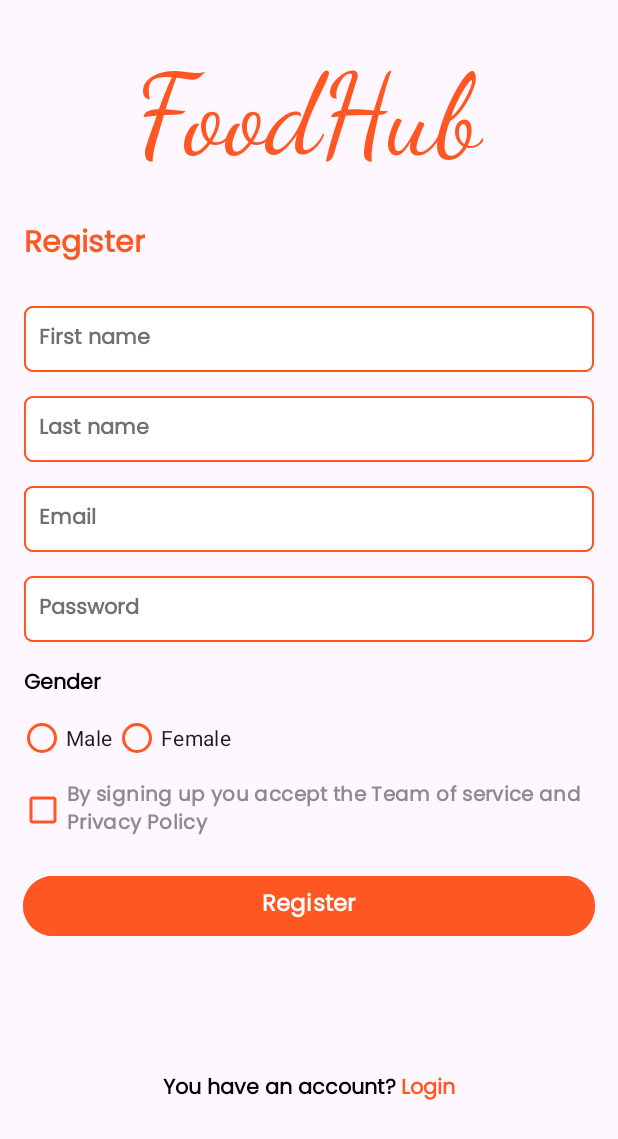
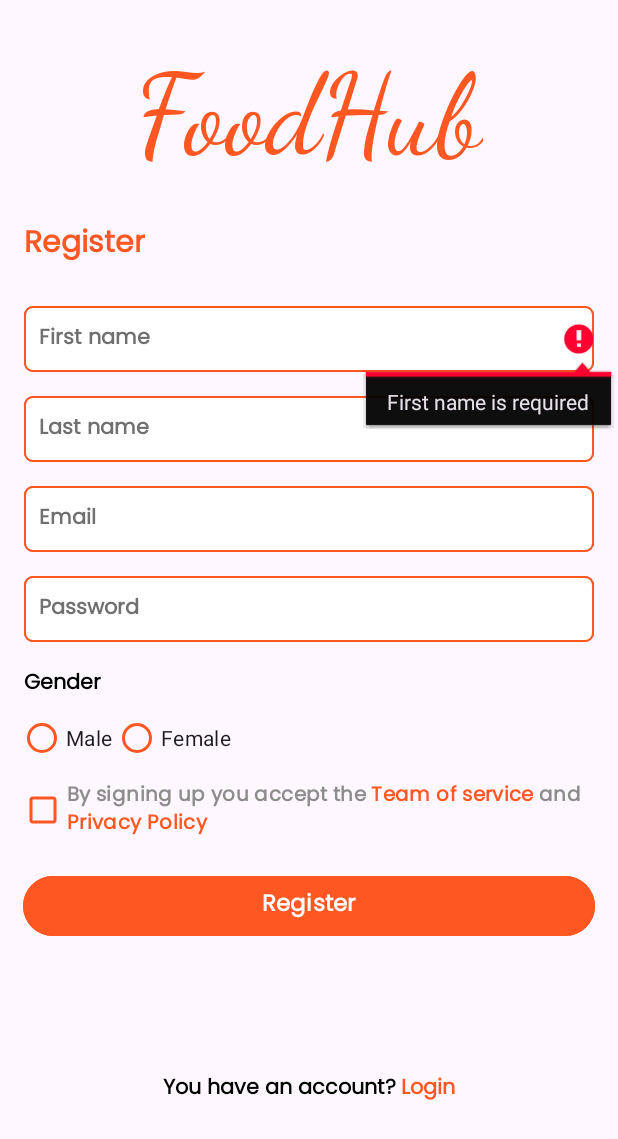
Before and after one commit to marinzilic7/FoodHub---RestaurantApp, an Android app: the RegisterActivity screen opened directly, with no data from a screen before it, after a tap on "Register", on a phone screen of 412 x 824 dp. Shown: the top 1139 px of the screen. Run offline under Robolectric (Android 15) with nearby library versions, the phone set to English and light mode, and no system bars; our stand-ins replace Firebase (no records; nobody signed in at launch, a user with empty details on screens opened directly).

Commit message:
odrađena registracija korisnika

```diff
--- a/app/src/main/java/com/example/foodhub/RegisterActivity.java
+++ b/app/src/main/java/com/example/foodhub/RegisterActivity.java
@@ -1,13 +1,150 @@
 package com.example.foodhub;
-
-import android.os.Bundle;
 
 import androidx.appcompat.app.AppCompatActivity;
 
+import android.content.Intent;
+import android.graphics.Color;
+import android.os.Bundle;
+import android.text.Spannable;
+import android.text.SpannableStringBuilder;
+import android.text.style.ForegroundColorSpan;
+import android.util.Log;
+import android.view.View;
+import android.widget.CheckBox;
+import android.widget.EditText;
+import android.widget.RadioButton;
+import android.widget.RadioGroup;
+import android.widget.Toast;
+
+import com.example.foodhub.models.User;
+import com.google.firebase.auth.FirebaseAuth;
+import com.google.firebase.auth.FirebaseUser;
+import com.google.firebase.database.DatabaseReference;
+import com.google.firebase.database.FirebaseDatabase;
+
 public class RegisterActivity extends AppCompatActivity {
+
+    private FirebaseAuth firebaseAuth; //Firebase Authentication instance
     @Override
     protected void onCreate(Bundle savedInstanceState) {
         super.onCreate(savedInstanceState);
         setContentView(R.layout.register);
+
+        firebaseAuth = FirebaseAuth.getInstance(); //Firebase Authentication instance
+
+        //By signing up you accept the Team of service and Privacy Policy
+        CheckBox checkBox = findViewById(R.id.checkedTextView);
+        String checkBoxText = "By signing up you accept the Team of service and Privacy Policy";
+        SpannableStringBuilder spannable = new SpannableStringBuilder(checkBoxText);
+        spannable.setSpan(
+                new ForegroundColorSpan(Color.parseColor("#FF5722")),
+                29,
+                44,
+                Spannable.SPAN_EXCLUSIVE_INCLUSIVE
+
+        );
+        spannable.setSpan(
+                new ForegroundColorSpan(Color.parseColor("#FF5722")),
+                48,
+                63,
+                Spannable.SPAN_EXCLUSIVE_INCLUSIVE
+
+        );
+        checkBox.setText(spannable);
     }
+
+    public void registerUser(View view) {
+        EditText firstName = findViewById(R.id.firstName);
+        EditText lastName = findViewById(R.id.lastName);
+        EditText email = findViewById(R.id.userEmail);
+        EditText password = findViewById(R.id.userPassword);
+        RadioGroup radioGroupGender = findViewById(R.id.radioGroupGender);
+        RadioButton maleRadioButton = findViewById(R.id.radioButtonMale);
+        RadioButton femaleRadioButton = findViewById(R.id.radioButtonFemale);
+        CheckBox isChecked = findViewById(R.id.checkedTextView);
+
+        String firstNameText = firstName.getText().toString();
+        String lastNameText = lastName.getText().toString();
+        String emailText = email.getText().toString();
+        String passwordText = password.getText().toString();
+
+
+        if(firstNameText.isEmpty()) {
+            firstName.setError("First name is required");
+            firstName.requestFocus();
+            return;
+        }
+
+        if(lastNameText.isEmpty()) {
+            lastName.setError("Last name is required");
+            lastName.requestFocus();
+            return;
+        }
+
+        if(emailText.isEmpty()) {
+            email.setError("Email is required");
+            email.requestFocus();
+            return;
+        }
+
+        if(passwordText.length() < 6) {
+            password.setError("Password should be at least 6 characters long");
+            password.requestFocus();
+            return;
+        }
+
+        radioGroupGender.setOnCheckedChangeListener((group, checkedId) -> {
+            if (checkedId == R.id.radioButtonMale) {
+                femaleRadioButton.setChecked(false); // Ako je odabrano muško, postavljamo žensko kao neodabrano
+            } else if (checkedId == R.id.radioButtonFemale) {
+                maleRadioButton.setChecked(false); // Ako je odabrano žensko, postavljamo muško kao neodabrano
+            }
+        });
+
+
+
+        if (!maleRadioButton.isChecked() && !femaleRadioButton.isChecked()) {
+            Toast.makeText(RegisterActivity.this, "Select your gender", Toast.LENGTH_SHORT).show();
+            return;
+        }
+
+        if(!isChecked.isChecked()){
+            Toast.makeText(this, "Please accept the terms of use", Toast.LENGTH_SHORT).show();
+        }else{
+            firebaseAuth.createUserWithEmailAndPassword(emailText, passwordText)
+                    .addOnCompleteListener(this, task -> {
+                        if (task.isSuccessful()) {
+                            FirebaseUser firebaseUser = firebaseAuth.getCurrentUser();
+                            String gender = maleRadioButton.isChecked() ? "Male" : "Female";
+                            // Create a User object and store additional information
+                            User user = new User(firstNameText, lastNameText, emailText, gender);
+                            String userId = firebaseUser.getUid();
+                            // Store the user in the Firebase Realtime Database
+                            DatabaseReference databaseReference = FirebaseDatabase.getInstance().getReference("users");
+                            databaseReference.child(firebaseUser.getUid()).setValue(user);
+
+                            Toast.makeText(RegisterActivity.this, "Registration successful", Toast.LENGTH_SHORT).show();
+
+                            Intent intent = new Intent(RegisterActivity.this, MainActivity.class);
+                            startActivity(intent);
+                            finish();
+                        } else {
+                            String errorMessageFromLog = task.getException().getMessage();
+                            Log.e("RegisterActivity", "Registration failed: " + task.getException().getMessage());
+                            Toast.makeText(RegisterActivity.this, errorMessageFromLog, Toast.LENGTH_SHORT).show();
+
+                        }
+                    });
+        }
+
+
+
+
+    }
+
+    public void startLoginActivity(View view ) {
+        Intent intent = new Intent(this, MainActivity.class);
+        startActivity(intent);
+    }
+
 }
```
Also changed, not shown: app/src/main/java/com/example/foodhub/MainActivity.java (+7 -0 lines).
